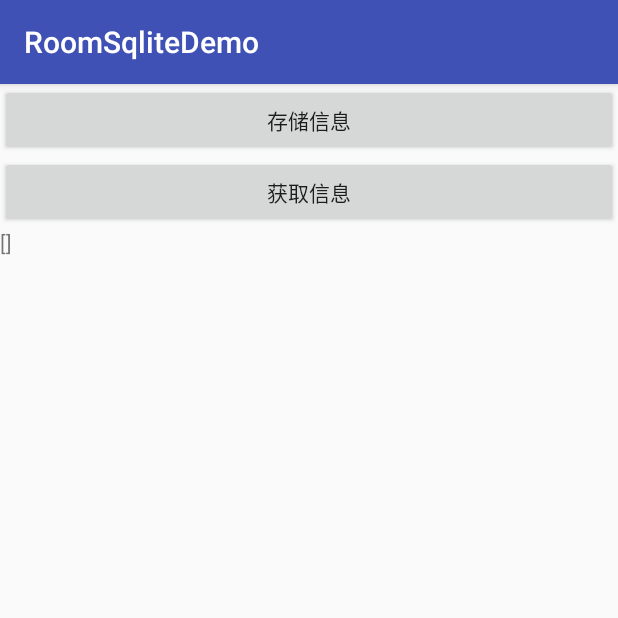
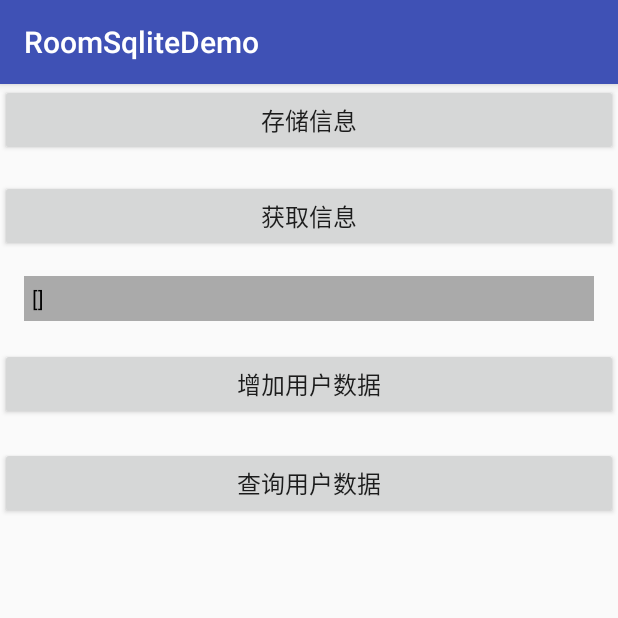
Before and after one commit to Hunter2916/RoomSPDemo, an Android app: the screen it shows after launch (MainActivity), after a tap on "获取信息", on a phone screen of 412 x 824 dp, the top half of it. Run offline under Robolectric (Android 15) with nearby library versions, the phone set to English and light mode, and no system bars; our stand-ins replace Room's generated code, data binding.

Commit message:
使用room数据库

```diff
--- a/app/src/main/AndroidManifest.xml
+++ b/app/src/main/AndroidManifest.xml
@@ -9,6 +9,7 @@
         android:label="@string/app_name"
         android:roundIcon="@mipmap/ic_launcher_round"
         android:supportsRtl="true"
+        android:name=".MyApplication"
         android:theme="@style/AppTheme">
         <activity android:name=".MainActivity">
             <intent-filter>
--- a/app/src/main/java/com/example/roomsqlitedemo/MainActivity.java
+++ b/app/src/main/java/com/example/roomsqlitedemo/MainActivity.java
@@ -1,13 +1,19 @@
 package com.example.roomsqlitedemo;
 
 import androidx.databinding.DataBindingUtil;
+
 import android.os.Bundle;
+
 import androidx.appcompat.app.AppCompatActivity;
+
 import android.view.View;
 import android.widget.Toast;
 
 import com.example.roomsqlitedemo.databinding.ActivityMainBinding;
+import com.example.roomsqlitedemo.room.AppDatabase;
+import com.example.roomsqlitedemo.room.User;
 import com.example.roomsqlitedemo.utils.SpUtils;
+import com.google.gson.Gson;
 
 import java.util.ArrayList;
 import java.util.Iterator;
@@ -19,6 +25,7 @@ public class MainActivity extends AppCompatActivity {
     private ArrayList<Userbean> listBean;
     private ArrayList<String> listString;
     private ArrayList<Map<String, Object>> listMap;
+    private int num = 0;
 
     @Override
     protected void onCreate(Bundle savedInstanceState) {
@@ -60,10 +67,45 @@ public class MainActivity extends AppCompatActivity {
         binding.btGet.setOnClickListener(new View.OnClickListener() {
             @Override
             public void onClick(View v) {
-                String content = SpUtils.getDataList("listBean", Userbean.class).toString();
-                binding.tvContent.setText(content);
+                List<Userbean> listBean = SpUtils.getDataList("listBean", Userbean.class);
+                binding.tvContent.setText(new Gson().toJson(listBean));
 //                getStringUserId(SpUtils.<Userbean>getDataList("listBean"),"1521");
-                getStringUserId(SpUtils.<Userbean>getDataList("listBean", Userbean.class), "1521");
+                getStringUserId(SpUtils.getDataList("listBean", Userbean.class), "1521");
+            }
+        });
+        binding.btInsert.setOnClickListener(view -> {
+            User user = new User();
+            new Thread(new Runnable() {
+                @Override
+                public void run() {
+                    for (int i = (num * 5); i < 5 + num * 5; i++) {
+                        user.firstName = "李";
+                        user.lastName = "翠花" + (i + 1);
+                        user.uid = i + 1;
+
+                        AppDatabase.getInstance().userDao().insertAll(user);
+                    }
+                }
+            }).start();
+            num++;
+        });
+
+        binding.btQuery.setOnClickListener(new View.OnClickListener() {
+            @Override
+            public void onClick(View view) {
+                new Thread(new Runnable() {
+                    @Override
+                    public void run() {
+                        List<User> users = AppDatabase.getInstance().userDao().getAll();
+                        runOnUiThread(new Runnable() {
+                            @Override
+                            public void run() {
+                                binding.tvContent.setText(new Gson().toJson(users));
+                            }
+                        });
+                    }
+                }).start();
+
             }
         });
     }
--- /dev/null
+++ b/app/src/main/java/com/example/roomsqlitedemo/MyApplication.java
@@ -0,0 +1,26 @@
+package com.example.roomsqlitedemo;
+
+import android.app.Application;
+
+import com.example.roomsqlitedemo.room.AppDatabase;
+
+public class MyApplication extends Application {
+
+    private static MyApplication myApplication;
+
+    @Override
+    public void onCreate() {
+        super.onCreate();
+        myApplication = this;
+        new Thread(new Runnable() {
+            @Override
+            public void run() {
+                AppDatabase.init();
+            }
+        }).start();
+    }
+
+    public static MyApplication getInstance() {
+        return myApplication;
+    }
+}
--- /dev/null
+++ b/app/src/main/java/com/example/roomsqlitedemo/room/AppDatabase.java
@@ -0,0 +1,57 @@
+package com.example.roomsqlitedemo.room;
+
+import androidx.annotation.NonNull;
+import androidx.room.DatabaseConfiguration;
+import androidx.room.InvalidationTracker;
+import androidx.room.Room;
+import androidx.room.RoomDatabase;
+import androidx.sqlite.db.SupportSQLiteOpenHelper;
+
+import com.example.roomsqlitedemo.MyApplication;
+
+public class AppDatabase extends RoomDatabase {
+
+    private static AppDatabase sAppDatabase;
+    private UserDatabase userDatabase;
+
+    public AppDatabase() {
+        userDatabase = Room.databaseBuilder(MyApplication.getInstance(),UserDatabase.class,"user").build();
+    }
+
+    /**
+     * 获取AppDatabase实例
+     *
+     * @return AppDatabase
+     */
+    public static AppDatabase getInstance() {
+        if (sAppDatabase == null) {
+            throw new IllegalStateException("NoteRepository must be initialized");
+        }
+        return sAppDatabase;
+    }
+
+    public static void init() {
+        if (sAppDatabase == null) {
+            sAppDatabase = new AppDatabase();
+        }
+    }
+
+    @Override
+    protected SupportSQLiteOpenHelper createOpenHelper(DatabaseConfiguration config) {
+        return null;
+    }
+
+    @Override
+    protected InvalidationTracker createInvalidationTracker() {
+        return null;
+    }
+
+    @Override
+    public void clearAllTables() {
+
+    }
+
+    public UserDao userDao() {
+        return userDatabase.userDao();
+    }
+}
--- /dev/null
+++ b/app/src/main/java/com/example/roomsqlitedemo/room/UserDao.java
@@ -0,0 +1,31 @@
+package com.example.roomsqlitedemo.room;
+
+import androidx.room.Dao;
+import androidx.room.Delete;
+import androidx.room.Insert;
+import androidx.room.Query;
+
+import java.util.List;
+
+/**
+ * userDao 增删改查接口类
+ */
+@Dao
+public interface UserDao {
+
+    @Query("SELECT * FROM user")
+    List<User> getAll();
+
+    @Query("SELECT * FROM user WHERE uid IN (:userIds)")
+    List<User> loadAllByIds(int[] userIds);
+
+    @Query("SELECT * FROM user WHERE firstName LIKE :first AND lastName LIKE :last LIMIT 1")
+    User findByName(String first, String last);
+
+    @Insert
+    void insertAll(User... users);
+
+    @Delete
+    void delete(User user);
+
+}
--- /dev/null
+++ b/app/src/main/java/com/example/roomsqlitedemo/room/UserDatabase.java
@@ -0,0 +1,14 @@
+package com.example.roomsqlitedemo.room;
+
+import androidx.room.Database;
+import androidx.room.RoomDatabase;
+
+/**
+ * appDataBase
+ */
+@Database(entities = {User.class}, version = 1, exportSchema = false)
+public abstract class UserDatabase extends RoomDatabase {
+
+
+    public abstract UserDao userDao();
+}
--- a/app/src/main/res/layout/activity_main.xml
+++ b/app/src/main/res/layout/activity_main.xml
@@ -1,7 +1,5 @@
 <?xml version="1.0" encoding="utf-8"?>
 <layout>
-
-
     <LinearLayout xmlns:android="http://schemas.android.com/apk/res/android"
         xmlns:app="http://schemas.android.com/apk/res-auto"
         xmlns:tools="http://schemas.android.com/tools"
@@ -14,12 +12,15 @@
             android:id="@+id/bt_put"
             android:layout_width="match_parent"
             android:layout_height="wrap_content"
+            android:textSize="16sp"
             android:text="存储信息" />
 
         <Button
             android:id="@+id/bt_get"
             android:layout_width="match_parent"
             android:layout_height="wrap_content"
+            android:layout_marginTop="16dp"
+            android:textSize="16sp"
             android:text="获取信息" />
 
         <TextView
@@ -27,8 +28,29 @@
             android:layout_width="match_parent"
             android:layout_height="wrap_content"
             android:text="信息输出"
+            android:layout_marginStart="16dp"
+            android:layout_marginEnd="16dp"
+            android:background="@android:color/darker_gray"
+            android:layout_marginTop="16dp"
+            android:padding="5dp"
+            android:textColor="@android:color/black"
             android:textSize="14sp" />
 
+        <Button
+            android:id="@+id/bt_insert"
+            android:layout_width="match_parent"
+            android:layout_height="wrap_content"
+            android:textSize="16sp"
+            android:layout_marginTop="18dp"
+            android:text="增加用户数据" />
+
+        <Button
+            android:id="@+id/bt_query"
+            android:layout_width="match_parent"
+            android:layout_height="wrap_content"
+            android:textSize="16sp"
+            android:layout_marginTop="18dp"
+            android:text="查询用户数据" />
     </LinearLayout>
 
 </layout>
--- a/build.gradle
+++ b/build.gradle
@@ -7,7 +7,7 @@ buildscript {
         jcenter()
     }
     dependencies {
-        classpath 'com.android.tools.build:gradle:4.1.3'
+        classpath 'com.android.tools.build:gradle:4.2.2'
 
 
         // NOTE: Do not place your application dependencies here; they belong
```
Also changed, not shown: app/build.gradle (+6 -3 lines), app/src/main/java/com/example/roomsqlitedemo/room/User.java (added, +23 -0 lines), gradle/wrapper/gradle-wrapper.properties.
